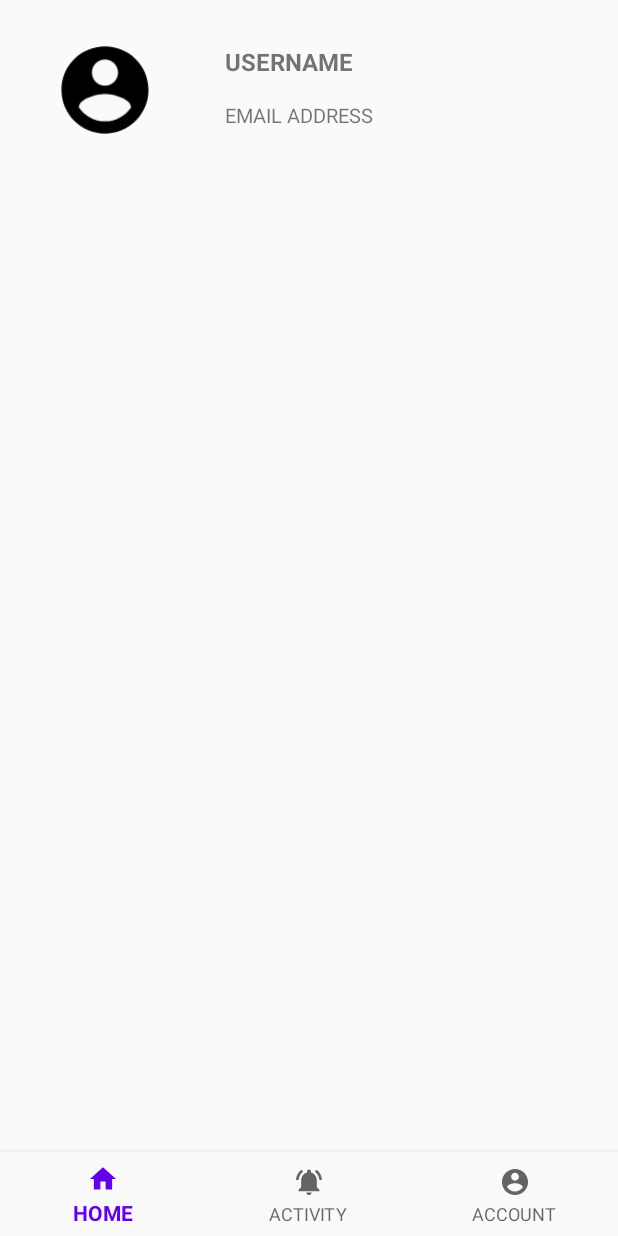
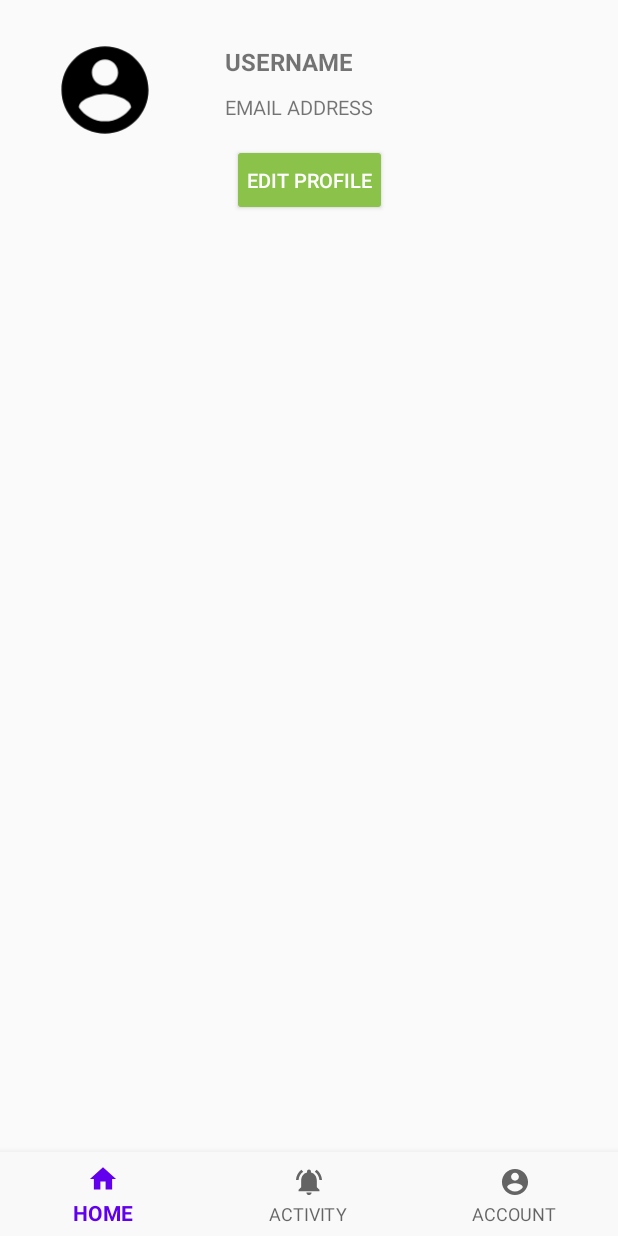
Before and after one commit to lazyKT/SingBike, an Android app: the fragment AccountFragment placed in its activity, on a phone screen of 412 x 824 dp. Run offline under Robolectric (Android 15) with nearby library versions, the phone set to English and light mode, and no system bars.

Commit message:
Edit Profile Layout Done (No Functionality Yet)

```diff
--- a/app/src/main/java/com/example/singbike/Fragments/AccountFragment.java
+++ b/app/src/main/java/com/example/singbike/Fragments/AccountFragment.java
@@ -1,13 +1,45 @@
 package com.example.singbike.Fragments;
 
+import android.os.Bundle;
+import android.util.Log;
+import android.view.View;
+import android.widget.Button;
+
+import androidx.annotation.NonNull;
 import androidx.fragment.app.Fragment;
 
 import com.example.singbike.R;
 
 public class AccountFragment extends Fragment {
 
+    private static final String D_EDIT = "EDIT_PROFILE";
+
     public AccountFragment () {
         super (R.layout.fragment_account);
     }
 
+    @Override
+    public void onViewCreated (@NonNull View view, Bundle savedInstanceState) {
+        super.onViewCreated(view, savedInstanceState);
+
+        /* edit profile button tap */
+        final Button editBtn = view.findViewById (R.id.editButton_account);
+        editBtn.setOnClickListener (
+                new View.OnClickListener () {
+                    @Override
+                    public void onClick (View v) {
+                        Log.d (D_EDIT, "button tapped!");
+
+                        getActivity().getSupportFragmentManager()
+                                .beginTransaction()
+                                .replace (R.id.fragmentContainerView, ProfileFragment.class, null)
+                                .setReorderingAllowed(true)
+                                .addToBackStack ("profile")
+                                .commit();
+
+                    }
+                }
+        );
+    }
+
 }
--- a/app/src/main/res/layout/fragment_account.xml
+++ b/app/src/main/res/layout/fragment_account.xml
@@ -34,9 +34,34 @@
         android:layout_width="wrap_content"
         android:layout_height="wrap_content"
         android:layout_marginStart="30dp"
-        android:layout_marginTop="15dp"
+        android:layout_marginTop="10dp"
         android:text="@string/email"
         android:textSize="13sp"
         app:layout_constraintStart_toEndOf="@+id/avatarIV"
         app:layout_constraintTop_toBottomOf="@+id/usernameTV_account" />
+
+    <Button
+        android:id="@+id/editButton_account"
+        android:layout_width="wrap_content"
+        android:layout_height="wrap_content"
+        android:layout_marginTop="15dp"
+        android:backgroundTint="@color/green"
+        android:padding="10dp"
+        android:text="@string/edit_profile"
+        android:textColor="@color/white"
+        android:textSize="13sp"
+        app:layout_constraintEnd_toEndOf="parent"
+        app:layout_constraintStart_toStartOf="parent"
+        app:layout_constraintTop_toBottomOf="@+id/textView9" />
+
+    <androidx.recyclerview.widget.RecyclerView
+        android:id="@+id/accountRecyclerView"
+        android:layout_width="match_parent"
+        android:layout_height="wrap_content"
+        android:layout_marginTop="15dp"
+        app:layout_constraintEnd_toEndOf="parent"
+        app:layout_constraintStart_toStartOf="parent"
+        app:layout_constraintTop_toBottomOf="@+id/editButton_account" />
+
+
 </androidx.constraintlayout.widget.ConstraintLayout>
--- a/app/src/main/res/values/strings.xml
+++ b/app/src/main/res/values/strings.xml
@@ -22,4 +22,10 @@
     <string name="activity">ACTIVITY</string>
     <string name="account">ACCOUNT</string>
 
+    <!-- account tab -->
+    <string name="edit_profile">Edit Profile</string>
+    <string name="change_pwd">Change Password</string>
+    <string name="update">UPDATE PROFILE</string>
+
+
 </resources>
```
Also changed, not shown: app/src/main/java/com/example/singbike/Fragments/ProfileFragment.java (added, +28 -0 lines), app/src/main/res/layout/fragment_profile.xml (added, +103 -0 lines).
